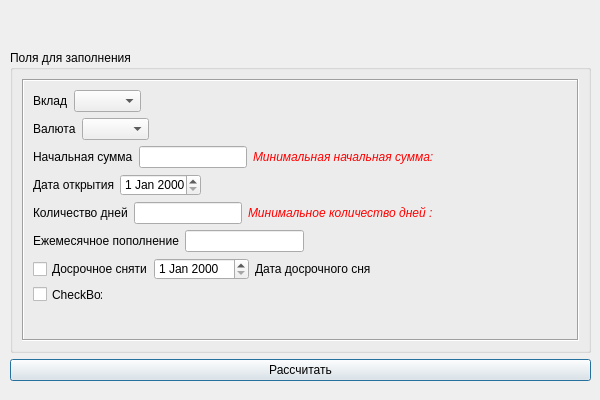
First picture: the form in ui_logic/depositform.ui, repository d1slike/depositPlus, before the edit.
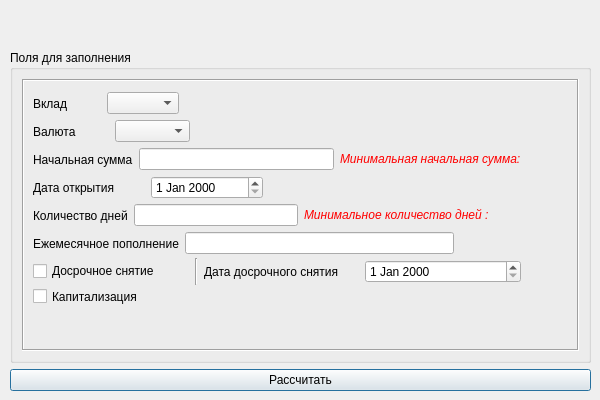
Second picture: the form after the edit.

Patch:
```diff
--- a/ui_logic/depositform.ui
+++ b/ui_logic/depositform.ui
@@ -34,7 +34,7 @@
      <x>10</x>
      <y>50</y>
      <width>581</width>
-     <height>331</height>
+     <height>341</height>
     </rect>
    </property>
    <layout class="QVBoxLayout" name="verticalLayout">
@@ -44,7 +44,7 @@
        <string>Поля для заполнения</string>
       </property>
       <layout class="QGridLayout" name="gridLayout">
-       <item row="0" column="0">
+       <item row="1" column="0">
         <widget class="QFrame" name="frame">
          <property name="frameShape">
           <enum>QFrame::Box</enum>
@@ -57,21 +57,21 @@
            <rect>
             <x>11</x>
             <y>207</y>
-            <width>70</width>
-            <height>17</height>
+            <width>151</width>
+            <height>21</height>
            </rect>
           </property>
           <property name="text">
-           <string>CheckBox</string>
+           <string>Капитализация</string>
           </property>
          </widget>
-         <widget class="QWidget" name="">
+         <widget class="QWidget" name="layoutWidget">
           <property name="geometry">
            <rect>
             <x>11</x>
             <y>95</y>
-            <width>168</width>
-            <height>22</height>
+            <width>230</width>
+            <height>27</height>
            </rect>
           </property>
           <layout class="QHBoxLayout" name="horizontalLayout_4">
@@ -87,13 +87,13 @@
            </item>
           </layout>
          </widget>
-         <widget class="QWidget" name="">
+         <widget class="QWidget" name="layoutWidget">
           <property name="geometry">
            <rect>
             <x>11</x>
             <y>39</y>
-            <width>116</width>
-            <height>22</height>
+            <width>157</width>
+            <height>27</height>
            </rect>
           </property>
           <layout class="QHBoxLayout" name="horizontalLayout_2">
@@ -109,13 +109,13 @@
            </item>
           </layout>
          </widget>
-         <widget class="QWidget" name="">
+         <widget class="QWidget" name="layoutWidget">
           <property name="geometry">
            <rect>
             <x>11</x>
             <y>11</y>
-            <width>108</width>
-            <height>22</height>
+            <width>146</width>
+            <height>27</height>
            </rect>
           </property>
           <layout class="QHBoxLayout" name="horizontalLayout">
@@ -131,13 +131,13 @@
            </item>
           </layout>
          </widget>
-         <widget class="QWidget" name="">
+         <widget class="QWidget" name="layoutWidget">
           <property name="geometry">
            <rect>
             <x>11</x>
             <y>179</y>
-            <width>337</width>
-            <height>22</height>
+            <width>488</width>
+            <height>27</height>
            </rect>
           </property>
           <layout class="QHBoxLayout" name="horizontalLayout_7">
@@ -149,7 +149,11 @@
             </widget>
            </item>
            <item>
-            <widget class="QDateEdit" name="dateEdit_2"/>
+            <widget class="Line" name="line">
+             <property name="orientation">
+              <enum>Qt::Vertical</enum>
+             </property>
+            </widget>
            </item>
            <item>
             <widget class="QLabel" name="label_9">
@@ -158,15 +162,18 @@
              </property>
             </widget>
            </item>
+           <item>
+            <widget class="QDateEdit" name="remove_date"/>
+           </item>
           </layout>
          </widget>
-         <widget class="QWidget" name="">
+         <widget class="QWidget" name="layoutWidget">
           <property name="geometry">
            <rect>
             <x>11</x>
             <y>123</y>
-            <width>400</width>
-            <height>22</height>
+            <width>456</width>
+            <height>27</height>
            </rect>
           </property>
           <layout class="QHBoxLayout" name="horizontalLayout_5">
@@ -189,13 +196,13 @@
            </item>
           </layout>
          </widget>
-         <widget class="QWidget" name="">
+         <widget class="QWidget" name="layoutWidget">
           <property name="geometry">
            <rect>
             <x>11</x>
             <y>151</y>
-            <width>271</width>
-            <height>22</height>
+            <width>421</width>
+            <height>27</height>
            </rect>
           </property>
           <layout class="QHBoxLayout" name="horizontalLayout_6">
@@ -211,13 +218,13 @@
            </item>
           </layout>
          </widget>
-         <widget class="QWidget" name="">
+         <widget class="QWidget" name="layoutWidget">
           <property name="geometry">
            <rect>
             <x>11</x>
             <y>67</y>
-            <width>444</width>
-            <height>22</height>
+            <width>491</width>
+            <height>27</height>
            </rect>
           </property>
           <layout class="QHBoxLayout" name="horizontalLayout_3">
@@ -238,19 +245,6 @@
              </property>
             </widget>
            </item>
-           <item>
-            <spacer name="horizontalSpacer">
-             <property name="orientation">
-              <enum>Qt::Horizontal</enum>
-             </property>
-             <property name="sizeHint" stdset="0">
-              <size>
-               <width>40</width>
-               <height>20</height>
-              </size>
-             </property>
-            </spacer>
-           </item>
           </layout>
          </widget>
         </widget>
```
Left out of the diff: 36 changed lines with no effect on the pictures.
